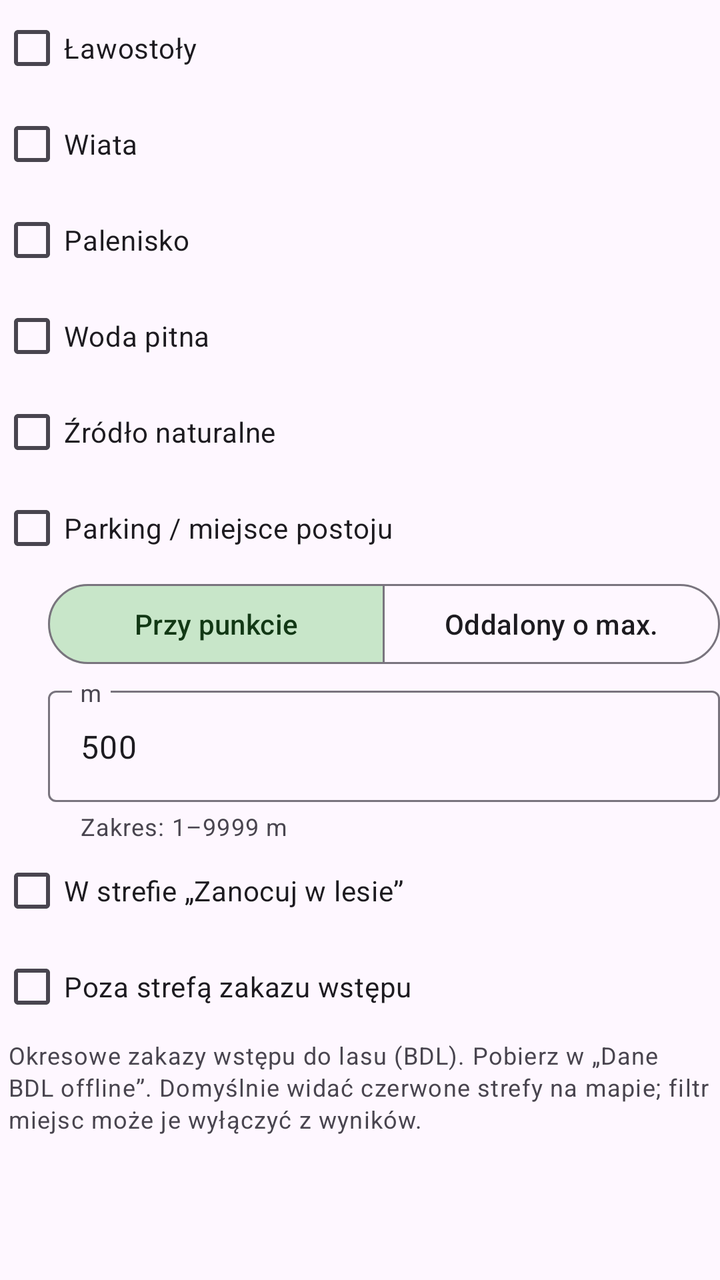
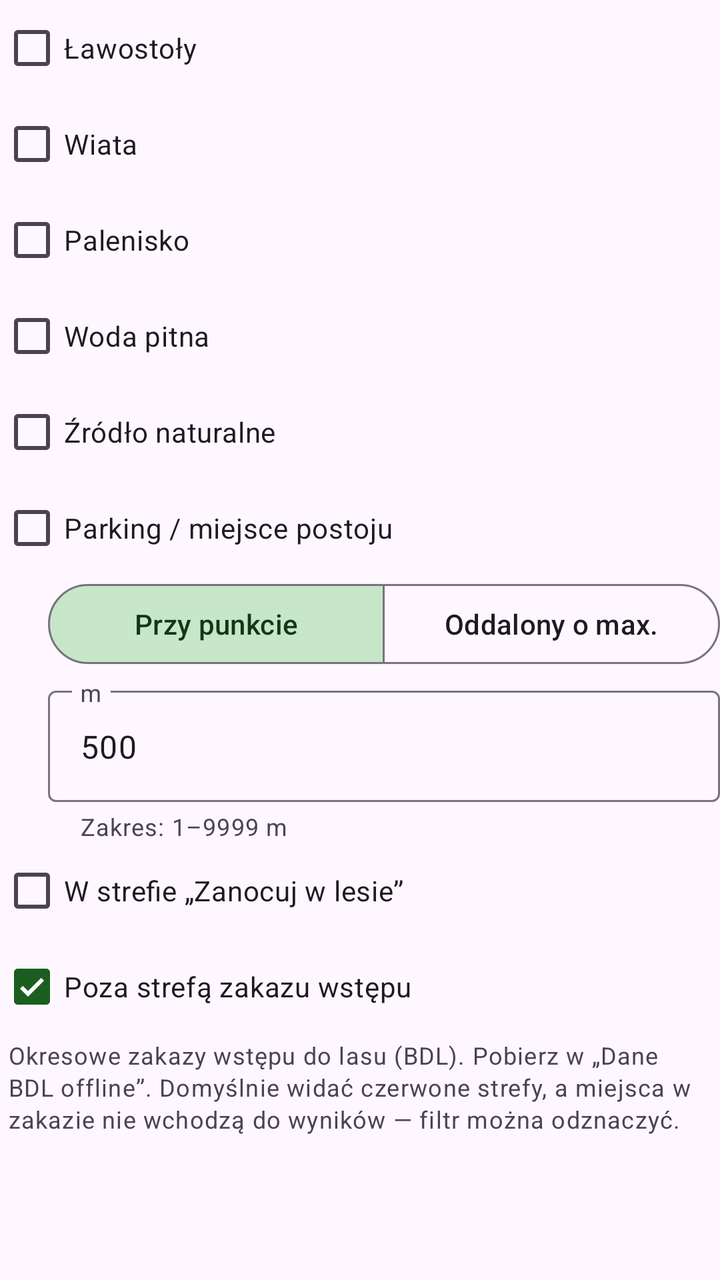

Compare the two renders of this Android layout. The source of the first and the diff that turns it into the second are given below.
<!-- AndroidManifest.xml: application theme Theme.NaviLas -->
<!-- res/layout/browse_car_filter_controls.xml -->
<?xml version="1.0" encoding="utf-8"?>
<LinearLayout xmlns:android="http://schemas.android.com/apk/res/android"
    xmlns:app="http://schemas.android.com/apk/res-auto"
    android:layout_width="match_parent"
    android:layout_height="wrap_content"
    android:orientation="vertical">

    <CheckBox
        android:id="@+id/browseFilterLawostoly"
        android:layout_width="match_parent"
        android:layout_height="wrap_content"
        android:text="@string/browse_filter_lawostoly" />

    <CheckBox
        android:id="@+id/browseFilterWiata"
        android:layout_width="match_parent"
        android:layout_height="wrap_content"
        android:text="@string/browse_filter_wiata" />

    <CheckBox
        android:id="@+id/browseFilterPalenisko"
        android:layout_width="match_parent"
        android:layout_height="wrap_content"
        android:text="@string/browse_filter_palenisko" />

    <CheckBox
        android:id="@+id/browseFilterWodaPitna"
        android:layout_width="match_parent"
        android:layout_height="wrap_content"
        android:text="@string/browse_filter_woda_pitna" />

    <CheckBox
        android:id="@+id/browseFilterZrodlo"
        android:layout_width="match_parent"
        android:layout_height="wrap_content"
        android:text="@string/browse_filter_zrodlo" />

    <CheckBox
        android:id="@+id/browseFilterParking"
        android:layout_width="match_parent"
        android:layout_height="wrap_content"
        android:text="@string/browse_filter_parking" />

    <com.google.android.material.button.MaterialButtonToggleGroup
        android:id="@+id/browseParkingProximityToggle"
        android:layout_width="match_parent"
        android:layout_height="wrap_content"
        android:layout_marginStart="24dp"
        app:checkedButton="@+id/btnParkingNearPoint"
        app:selectionRequired="true"
        app:singleSelection="true">

        <com.google.android.material.button.MaterialButton
            android:id="@+id/btnParkingNearPoint"
            style="@style/Widget.Material3.Button.OutlinedButton"
            android:layout_width="0dp"
            android:layout_height="wrap_content"
            android:layout_weight="1"
            android:text="@string/browse_parking_near_point" />

        <com.google.android.material.button.MaterialButton
            android:id="@+id/btnParkingMaxDistance"
            style="@style/Widget.Material3.Button.OutlinedButton"
            android:layout_width="0dp"
            android:layout_height="wrap_content"
            android:layout_weight="1"
            android:text="@string/browse_parking_max_distance" />
    </com.google.android.material.button.MaterialButtonToggleGroup>

    <com.google.android.material.textfield.TextInputLayout
        android:id="@+id/browseParkingMaxMetersLayout"
        android:layout_width="match_parent"
        android:layout_height="wrap_content"
        android:layout_marginStart="24dp"
        android:layout_marginTop="4dp"
        android:hint="@string/browse_parking_meters_hint"
        app:helperText="@string/browse_parking_meters_range"
        app:helperTextEnabled="true">

        <com.google.android.material.textfield.TextInputEditText
            android:id="@+id/browseParkingMaxMeters"
            android:layout_width="match_parent"
            android:layout_height="wrap_content"
            android:imeOptions="actionDone"
            android:inputType="number"
            android:maxLength="4"
            android:text="500" />
    </com.google.android.material.textfield.TextInputLayout>

    <CheckBox
        android:id="@+id/browseFilterZanocuj"
        android:layout_width="match_parent"
        android:layout_height="wrap_content"
        android:text="@string/browse_filter_zanocuj" />

    <CheckBox
        android:id="@+id/browseFilterExcludeEntryBan"
        android:layout_width="match_parent"
        android:layout_height="wrap_content"
        android:text="@string/browse_filter_exclude_entry_ban" />

    <TextView
        android:layout_width="match_parent"
        android:layout_height="wrap_content"
        android:paddingHorizontal="4dp"
        android:paddingTop="2dp"
        android:text="@string/entry_ban_hint"
        android:textAppearance="?attr/textAppearanceBodySmall" />
</LinearLayout>
<!-- resources referenced by this layout -->
<resources>
  <string name="browse_filter_exclude_entry_ban">Poza strefą zakazu wstępu</string>
  <string name="browse_filter_lawostoly">Ławostoły</string>
  <string name="browse_filter_palenisko">Palenisko</string>
  <string name="browse_filter_parking">Parking / miejsce postoju</string>
  <string name="browse_filter_wiata">Wiata</string>
  <string name="browse_filter_woda_pitna">Woda pitna</string>
  <string name="browse_filter_zanocuj">W strefie „Zanocuj w lesie”</string>
  <string name="browse_filter_zrodlo">Źródło naturalne</string>
  <string name="browse_parking_max_distance">Oddalony o max.</string>
  <string name="browse_parking_meters_hint">m</string>
  <string name="browse_parking_meters_range">Zakres: 1–9999 m</string>
  <string name="browse_parking_near_point">Przy punkcie</string>
  <string name="entry_ban_hint">Okresowe zakazy wstępu do lasu (BDL). Pobierz w „Dane BDL offline”. Domyślnie widać czerwone strefy na mapie; filtr miejsc może je wyłączyć z wyników.</string>
  <style name="Theme.NaviLas" parent="Theme.Material3.DayNight.NoActionBar">
          <item name="colorPrimary">@color/forest_green</item>
          <item name="colorOnPrimary">@color/forest_on_primary</item>
          <item name="colorPrimaryContainer">@color/forest_container</item>
          <item name="colorOnPrimaryContainer">@color/forest_on_container</item>
          <item name="colorSecondary">@color/forest_green</item>
          <item name="colorOnSecondary">@color/forest_on_primary</item>
          <item name="colorSecondaryContainer">@color/forest_container</item>
          <item name="colorOnSecondaryContainer">@color/forest_on_container</item>
          <item name="android:statusBarColor">@color/toolbar_green</item>
          <item name="android:navigationBarColor">?attr/colorSurface</item>
          <item name="android:windowLightStatusBar">false</item>
      </style>
  <color name="forest_green">#1B5E20</color>
  <color name="forest_on_primary">#FFFFFF</color>
  <color name="forest_container">#C8E6C9</color>
  <color name="forest_on_container">#123815</color>
  <color name="toolbar_green">#1B5E20</color>
</resources>

<!-- the commit's change to res/layout/browse_car_filter_controls.xml (unified diff, before → after) -->
@@ -97,6 +97,7 @@
         android:id="@+id/browseFilterExcludeEntryBan"
         android:layout_width="match_parent"
         android:layout_height="wrap_content"
+        android:checked="true"
         android:text="@string/browse_filter_exclude_entry_ban" />
 
     <TextView
<!-- resource entries referenced after the edit -->
@@ -12,7 +12,7 @@
   <string name="browse_parking_meters_hint">m</string>
   <string name="browse_parking_meters_range">Zakres: 1–9999 m</string>
   <string name="browse_parking_near_point">Przy punkcie</string>
-  <string name="entry_ban_hint">Okresowe zakazy wstępu do lasu (BDL). Pobierz w „Dane BDL offline”. Domyślnie widać czerwone strefy na mapie; filtr miejsc może je wyłączyć z wyników.</string>
+  <string name="entry_ban_hint">Okresowe zakazy wstępu do lasu (BDL). Pobierz w „Dane BDL offline”. Domyślnie widać czerwone strefy, a miejsca w zakazie nie wchodzą do wyników — filtr można odznaczyć.</string>
   <style name="Theme.NaviLas" parent="Theme.Material3.DayNight.NoActionBar">
           <item name="colorPrimary">@color/forest_green</item>
           <item name="colorOnPrimary">@color/forest_on_primary</item>
